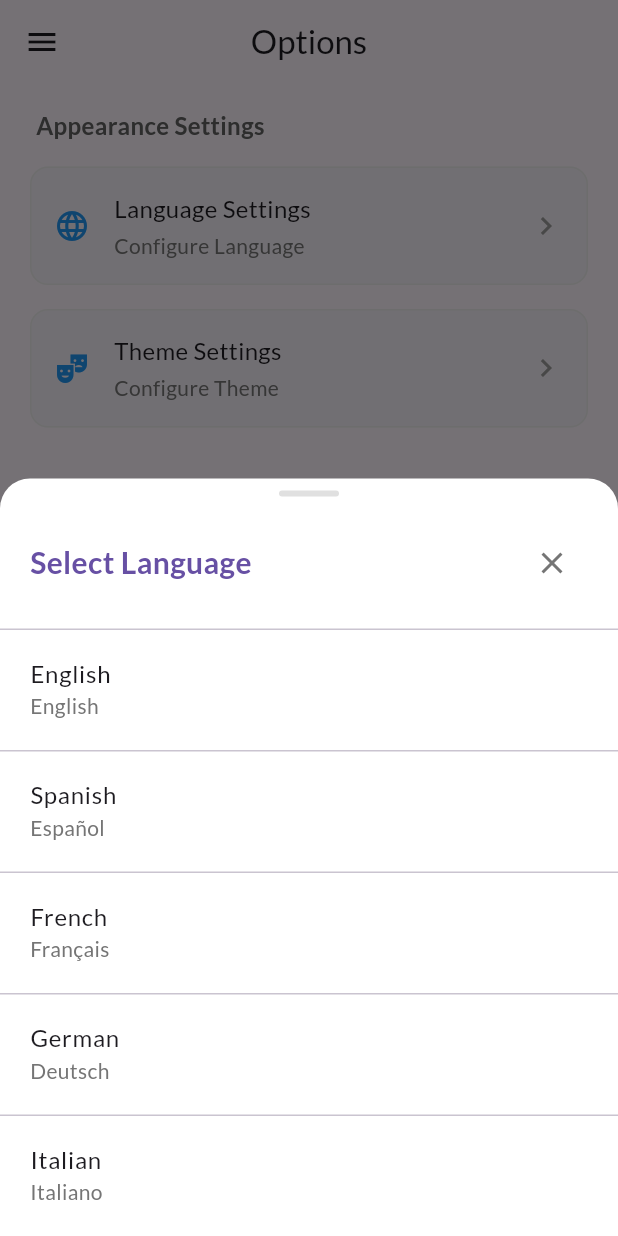
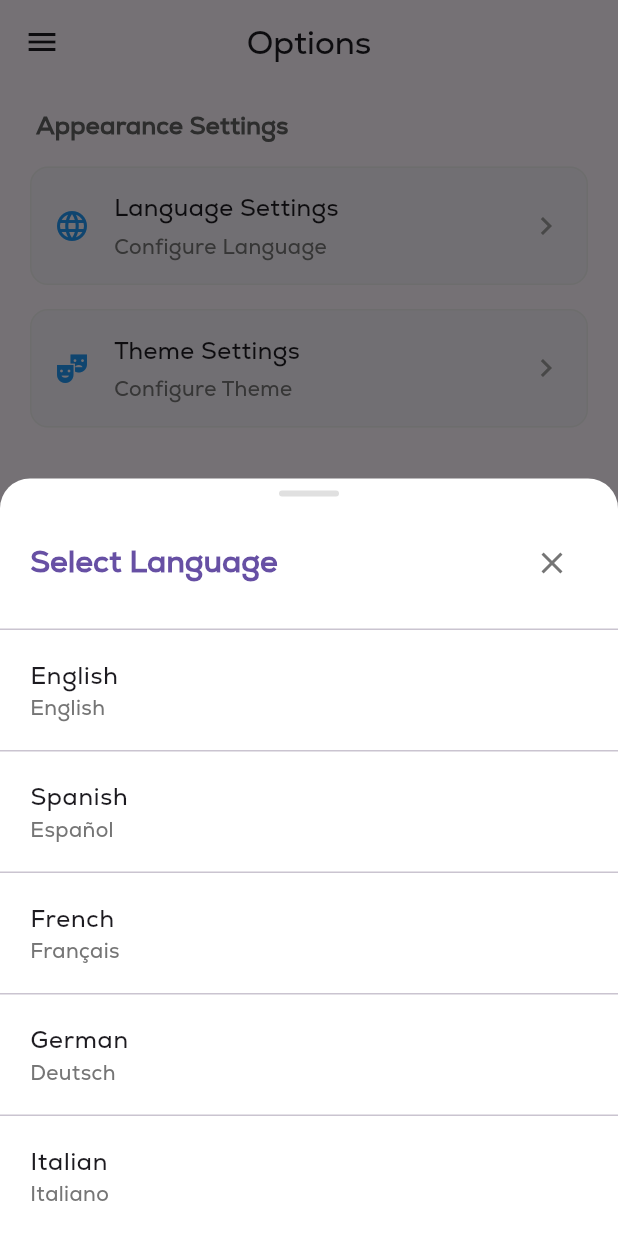
Before and after one commit to chouyo/project_led, a Flutter app: the OptionScreen screen opened by its route, after a tap on "Language Settings", on a phone screen of 412 x 824 dp. Run offline on Flutter 3.47's test engine with Material 3 defaults, Android fonts, the phone set to English and light mode, and no system bars; our stand-ins replace get, hive, hive_flutter, vibration, wakelock_plus; accounts and stored records are empty.

Commit message:
Remove google_fonts dependency and replace with custom NexaRegular font across HomeScreen, ListScreen, OptionScreen, and MainDrawer for consistent typography. Add Nexa-Regular font asset and update pubspec.yaml accordingly.

```diff
--- a/lib/infrastructure/data/constants.dart
+++ b/lib/infrastructure/data/constants.dart
@@ -75,3 +75,5 @@ enum ESpeed {
   normal,
   fast,
 }
+
+final String nexaRegular = "NexaRegular";
--- a/lib/presentation/option/option.screen.dart
+++ b/lib/presentation/option/option.screen.dart
@@ -1,7 +1,7 @@
 import 'package:flutter/material.dart';
 
 import 'package:get/get.dart';
-import 'package:google_fonts/google_fonts.dart';
+import 'package:project_led/infrastructure/data/constants.dart';
 
 import 'controllers/option.controller.dart';
 import '../../infrastructure/data/mock_languages.dart';
@@ -19,7 +19,7 @@ class OptionScreen extends GetView<OptionController> {
             Scaffold.of(context).openDrawer();
           },
         ),
-        title: Text('Options', style: GoogleFonts.lato()),
+        title: Text('Options', style: TextStyle(fontFamily: nexaRegular)),
         centerTitle: true,
       ),
       body: ListView(
@@ -67,7 +67,7 @@ class OptionScreen extends GetView<OptionController> {
                                     fontSize: 20,
                                     fontWeight: FontWeight.w600,
                                     color: Theme.of(context).primaryColor,
-                                    fontFamily: GoogleFonts.lato().fontFamily,
+                                    fontFamily: nexaRegular,
                                   ),
                                 ),
                                 Spacer(),
@@ -96,7 +96,7 @@ class OptionScreen extends GetView<OptionController> {
                                     style: TextStyle(
                                       fontWeight: FontWeight.w500,
                                       fontSize: 16,
-                                      fontFamily: GoogleFonts.lato().fontFamily,
+                                      fontFamily: nexaRegular,
                                     ),
                                   ),
                                   subtitle: Text(
@@ -104,7 +104,7 @@ class OptionScreen extends GetView<OptionController> {
                                     style: TextStyle(
                                       color: Colors.grey[600],
                                       fontSize: 14,
-                                      fontFamily: GoogleFonts.lato().fontFamily,
+                                      fontFamily: nexaRegular,
                                     ),
                                   ),
                                   trailing: Obx(() => controller
@@ -167,7 +167,7 @@ class OptionScreen extends GetView<OptionController> {
                                     fontSize: 20,
                                     fontWeight: FontWeight.w600,
                                     color: Theme.of(context).primaryColor,
-                                    fontFamily: GoogleFonts.lato().fontFamily,
+                                    fontFamily: nexaRegular,
                                   ),
                                 ),
                                 Spacer(),
@@ -204,7 +204,7 @@ class OptionScreen extends GetView<OptionController> {
                                     style: TextStyle(
                                       fontWeight: FontWeight.w500,
                                       fontSize: 16,
-                                      fontFamily: GoogleFonts.lato().fontFamily,
+                                      fontFamily: nexaRegular,
                                     ),
                                   ),
                                   subtitle: Text(
@@ -212,7 +212,7 @@ class OptionScreen extends GetView<OptionController> {
                                     style: TextStyle(
                                       color: Colors.grey[600],
                                       fontSize: 14,
-                                      fontFamily: GoogleFonts.lato().fontFamily,
+                                      fontFamily: nexaRegular,
                                     ),
                                   ),
                                   trailing: Obx(() => controller
@@ -254,7 +254,7 @@ class OptionScreen extends GetView<OptionController> {
               fontSize: 16,
               fontWeight: FontWeight.bold,
               color: Colors.grey[700],
-              fontFamily: GoogleFonts.lato().fontFamily,
+              fontFamily: nexaRegular,
             ),
           ),
         ),
@@ -289,7 +289,7 @@ class OptionScreen extends GetView<OptionController> {
                       style: TextStyle(
                         fontSize: 16,
                         fontWeight: FontWeight.w500,
-                        fontFamily: GoogleFonts.lato().fontFamily,
+                        fontFamily: nexaRegular,
                       ),
                     ),
                     SizedBox(height: 4),
@@ -298,7 +298,7 @@ class OptionScreen extends GetView<OptionController> {
                       style: TextStyle(
                         fontSize: 14,
                         color: Colors.grey[600],
-                        fontFamily: GoogleFonts.lato().fontFamily,
+                        fontFamily: nexaRegular,
                       ),
                     ),
                   ],
--- a/lib/presentation/shared/main_drawer.dart
+++ b/lib/presentation/shared/main_drawer.dart
@@ -1,7 +1,7 @@
 import 'package:flutter/material.dart';
 import 'package:flutter/services.dart';
 import 'package:get/get.dart';
-import 'package:google_fonts/google_fonts.dart';
+import 'package:project_led/infrastructure/data/constants.dart';
 import '../../infrastructure/navigation/routes.dart';
 
 class MainDrawer extends StatelessWidget {
@@ -25,7 +25,8 @@ class MainDrawer extends StatelessWidget {
               children: [
                 Text(
                   'Fancy Led',
-                  style: GoogleFonts.lato(
+                  style: TextStyle(
+                    fontFamily: nexaRegular,
                     fontSize: 24,
                     fontWeight: FontWeight.bold,
                     color: Colors.white,
@@ -36,7 +37,7 @@ class MainDrawer extends StatelessWidget {
           ),
           ListTile(
             leading: Icon(Icons.list),
-            title: Text('List', style: GoogleFonts.lato()),
+            title: Text('List', style: TextStyle(fontFamily: nexaRegular)),
             onTap: () {
               Scaffold.of(context).closeDrawer();
               if (currentRoute != Routes.LIST) {
@@ -50,7 +51,7 @@ class MainDrawer extends StatelessWidget {
           ),
           ListTile(
             leading: Icon(Icons.settings),
-            title: Text('Options', style: GoogleFonts.lato()),
+            title: Text('Options', style: TextStyle(fontFamily: nexaRegular)),
             onTap: () {
               Scaffold.of(context).closeDrawer();
               if (currentRoute != Routes.OPTION) {
--- a/pubspec.yaml
+++ b/pubspec.yaml
@@ -38,7 +38,6 @@ dependencies:
   hive: ^2.2.3
   hive_flutter: ^1.1.0
   wakelock_plus: ^1.2.10
-  google_fonts: ^6.2.1
   vibration: ^3.1.3
   uuid: ^4.5.1
 
@@ -96,3 +95,7 @@ flutter:
   #
   # For details regarding fonts from package dependencies,
   # see https://flutter.dev/to/font-from-package
+  fonts:
+    - family: NexaRegular
+      fonts:
+        - asset: assets/fonts/Nexa-Regular.OTF
```
Also changed, not shown: lib/presentation/home/home.screen.dart (+7 -11 lines), lib/presentation/list/list.screen.dart (+12 -11 lines), assets/fonts/Nexa-Regular.OTF (added), pubspec.lock.
